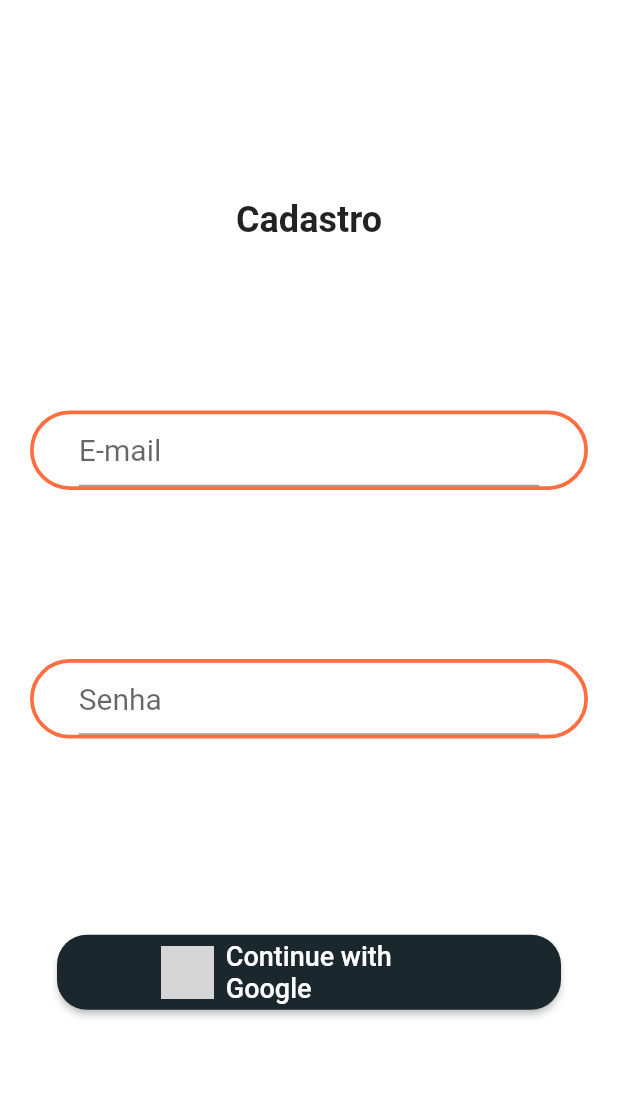
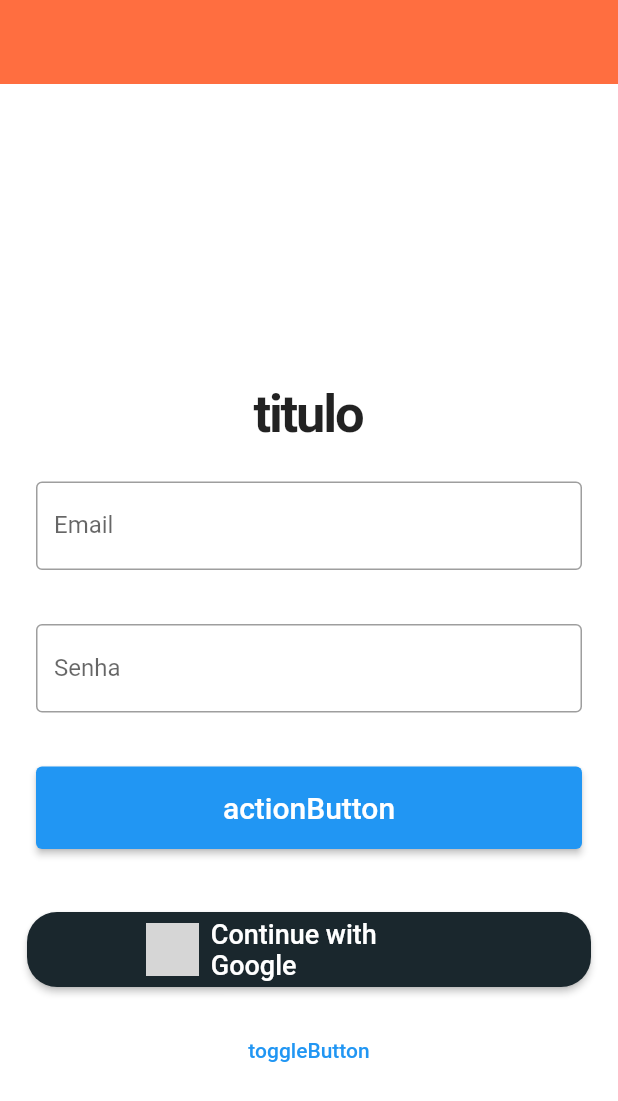
Before and after one commit to vitorlroma/joga_junto, a Flutter app: the screen it shows after launch, on a phone screen of 412 x 824 dp. Shown: the top 1101 px of the screen. Run offline on Flutter 3.47's test engine with Material 2 defaults, Android fonts, the light colour scheme and no system bars; drawn by our look-alikes of loading_overlay; our stand-ins replace cloud_firestore, firebase_auth, firebase_core, firebase_storage, flutter_riverpod, fpdart and 1 more; accounts and stored records are empty; grey boxes are pictures that could not be loaded.

Commit message:
rewrote screen using form

```diff
--- a/lib/features/auth/screens/login_screen.dart
+++ b/lib/features/auth/screens/login_screen.dart
@@ -2,7 +2,6 @@ import 'package:flutter/material.dart';
 import 'package:joga_junto/core/common/signin_google_button.dart';
 import 'package:joga_junto/theme/pallete.dart';
 import 'package:loading_overlay/loading_overlay.dart';
-import 'package:joga_junto/core/common/home_screen.dart';
 
 class LoginScreen extends StatefulWidget {
   const LoginScreen({super.key});
@@ -13,93 +12,115 @@ class LoginScreen extends StatefulWidget {
 }
 
 class _LoginScreenState extends State<LoginScreen> {
-  late String _email;
-  late String _password;
+  final formKey = GlobalKey<FormState>();
+  final email = TextEditingController();
+  final senha = TextEditingController();
+  // ignore: prefer_final_fields
   bool _saving = false;
 
   @override
   Widget build(BuildContext context) {
-    return WillPopScope(
-      onWillPop: () async {
-        Navigator.popAndPushNamed(context, HomeScreen.id);
-        return false;
-      },
-      child: Scaffold(
+    return Scaffold(
+      appBar: AppBar(backgroundColor: Pallete.orangeColor,),
       body: LoadingOverlay(
         isLoading: _saving,
         child: SafeArea(
           child: Padding(
-              padding: const EdgeInsets.all(20.0),
+          padding: const EdgeInsets.only(top: 100),
+            child: Form(
+              key: formKey,
               child: Column(
+                mainAxisAlignment: MainAxisAlignment.center,
                 children: [
-                  Expanded(
-                    flex: 2,
-                    child: Column(
-                      mainAxisAlignment: MainAxisAlignment.spaceEvenly,
-                      crossAxisAlignment: CrossAxisAlignment.center,
-                      children: [const Text('Cadastro',
+                  const Text(
+                    'titulo',
                     style: TextStyle(
-                        fontSize: 24,
+                      fontSize: 35,
                       fontWeight: FontWeight.bold,
+                      letterSpacing: -1.5,
                     ),
                   ),
-                      Container(
-                        padding: const EdgeInsets.symmetric(
-                          horizontal: 30,
+                  Padding(
+                    padding: const EdgeInsets.all(24),
+                    child: TextFormField(
+                      controller: email,
+                      decoration:const InputDecoration(
+                        border: OutlineInputBorder(),
+                        labelText: 'Email',
                       ),
-                        decoration: BoxDecoration(
-                          borderRadius: BorderRadius.circular(40),
-                          border: Border.all(
-                            width: 2.5,
-                            color: Pallete.orangeColor,
+                      keyboardType: TextInputType.emailAddress,
+                      validator: (value) {
+                        if (value!.isEmpty) {
+                          return 'Informe o email corretamente!';
+                        }
+                        return null;
+                      },
                     ),
                   ),
-                        child: TextField(
-                          keyboardType: TextInputType.emailAddress,
+                  Padding(
+                    padding: const EdgeInsets.symmetric(vertical: 12.0, horizontal: 24.0),
+                    child: TextFormField(
+                      controller: senha,
+                      obscureText: true,
                       decoration: const InputDecoration(
-                            hintText: 'E-mail'
+                        border: OutlineInputBorder(),
+                        labelText: 'Senha',
                       ),
-                          onChanged: (value) {
-                            _email = value;
+                      validator: (value) {
+                        if (value!.isEmpty) {
+                          return 'Informa sua senha!';
+                        } else if (value.length < 6) {
+                          return 'Sua senha deve ter no mínimo 6 caracteres';
+                        }
+                        return null;
                       },
-                          style: const TextStyle(
-                            fontSize: 20,
                     ),
                   ),
-                      ),
-                      Container(
-                        padding: const EdgeInsets.symmetric(
-                          horizontal: 30,
-                        ),
-                        decoration: BoxDecoration(
-                          borderRadius: BorderRadius.circular(40),
-                          border: Border.all(
-                            width: 2.5,
-                            color: Pallete.orangeColor,
+                  Padding(
+                    padding: const EdgeInsets.all(24.0),
+                    child: ElevatedButton(
+                      onPressed: () {
+                        if (formKey.currentState!.validate()) {
+
+                        }
+                      },
+                      child: Row(
+                        mainAxisAlignment: MainAxisAlignment.center,
+                        children: (_saving)
+                            ? [
+                                const Padding(
+                                  padding: EdgeInsets.all(16),
+                                  child: SizedBox(
+                                    width: 24,
+                                    height: 24,
+                                    child: CircularProgressIndicator(
+                                      color: Colors.white,
                                     ),
                                   ),
-                        child: TextField(
-                          decoration: const InputDecoration(
-                            hintText: 'Senha'
-                          ),
-                          obscureText: true,
-                          onChanged: (value) {
-                            _password = value;
-                          },
-                          style: const TextStyle(
-                            fontSize: 20,
-                          ),
-                        ),
-                      ),
-                      const SignInGoogle(),
-                    ],
+                                )
+                              ]
+                            : [
+                                const Padding(
+                                  padding: EdgeInsets.all(16.0),
+                                  child: Text(
+                                    'actionButton',
+                                    style: TextStyle(fontSize: 20),
                                   ),
                                 ),
                               ],
                       ),
                     ),
                   ),
+                  const SignInGoogle(),
+                  TextButton(
+                    onPressed: () {},
+                    child: const Text('toggleButton'),
                   ),
+                ],
+              ),
+            ),
+          ),
+        )
       ),
     );
   }
```
Lines whose indentation alone changed are shown as unchanged.
